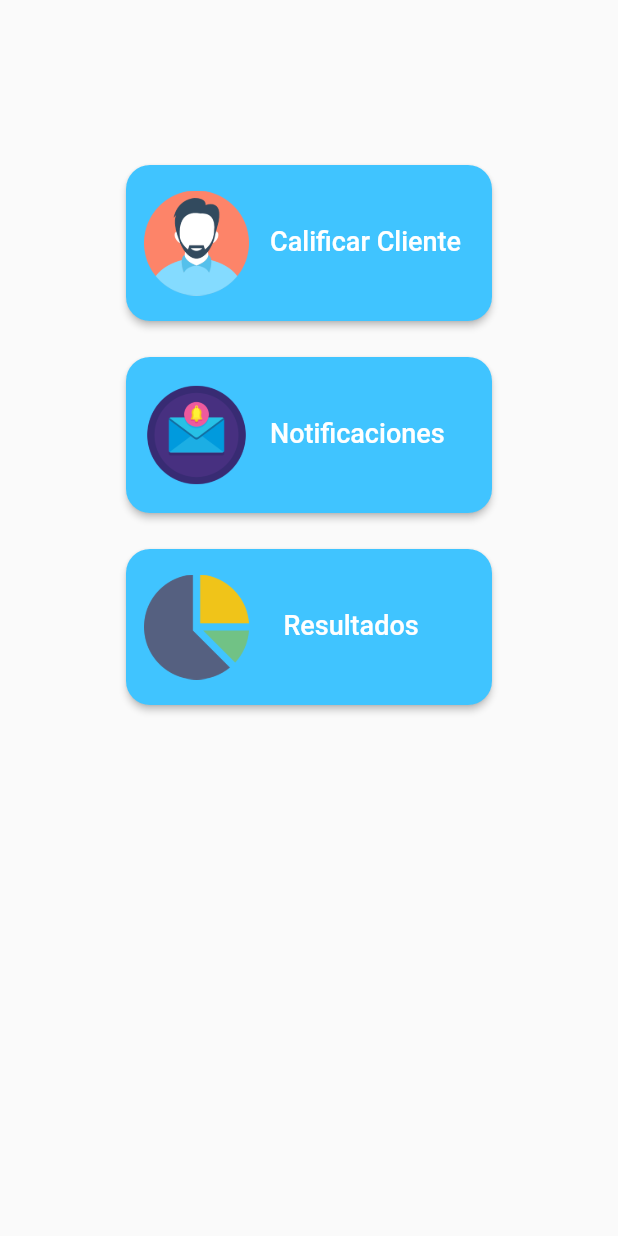
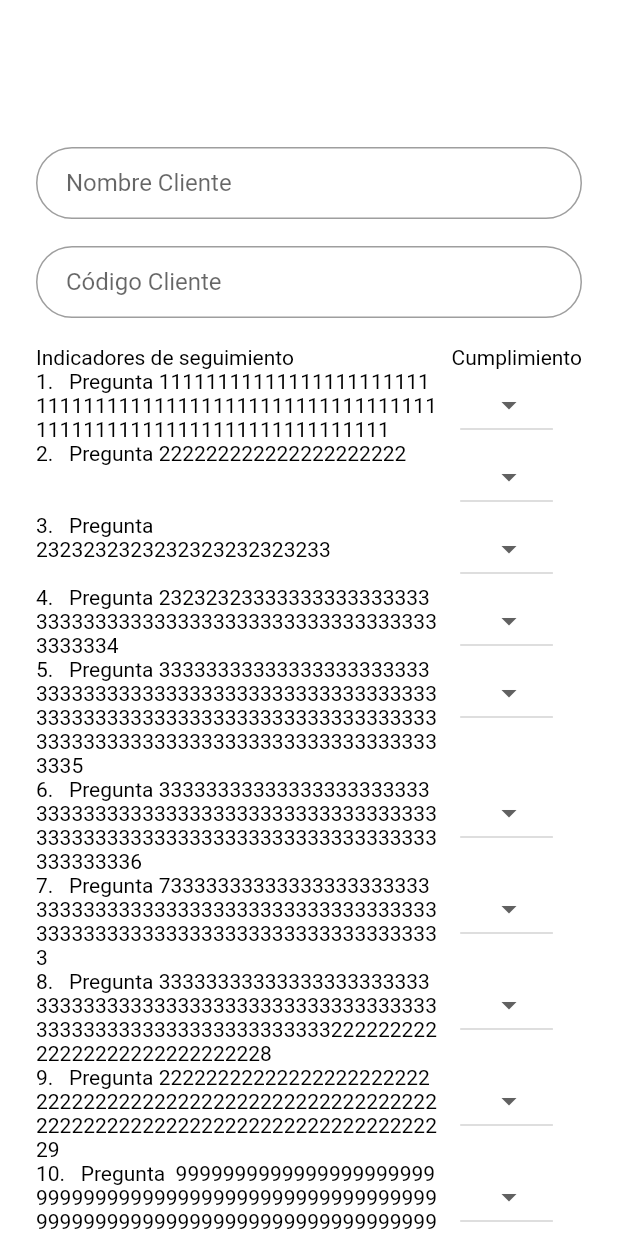
Before and after one commit to famitiendas/DiegoApp, a Flutter app: the Menu screen opened by its route, after a tap on "Calificar Cliente", on a phone screen of 412 x 824 dp. Run offline on Flutter 3.47's test engine with Material 2 defaults, Android fonts, the phone set to English and light mode, and no system bars.

Commit message:
calificar cliente

```diff
--- /dev/null
+++ b/lib/com/famitiendas/src/widgets/CalificarCliente.dart
@@ -0,0 +1,212 @@
+import 'package:flutter/material.dart';
+
+class CalificaCliente extends StatefulWidget {
+  CalificaCliente({Key key}) : super(key: key);
+
+  _CalificaClienteState createState() => _CalificaClienteState();
+}
+
+class _CalificaClienteState extends State<CalificaCliente> {
+  final _formKey = GlobalKey<FormState>();
+  bool loginEnabled;
+  bool isVisible;
+  int cantidad = 1;
+  var preguntas = [
+    {
+      "Pregunta":
+          "Pregunta 111111111111111111111111111111111111111111111111111111111111111111111111111111111111111",
+      "valor": ""
+    },
+    {"Pregunta": "Pregunta 222222222222222222222", "valor": ""},
+    {"Pregunta": "Pregunta 2323232323232323232323233", "valor": ""},
+    {
+      "Pregunta":
+          "Pregunta 2323232333333333333333333333333333333333333333333333333333333334",
+      "valor": ""
+    },
+    {
+      "Pregunta":
+          "Pregunta 333333333333333333333333333333333333333333333333333333333333333333333333333333333333333333333333333333333333333333333333333333335",
+      "valor": ""
+    },
+    {
+      "Pregunta":
+          "Pregunta 3333333333333333333333333333333333333333333333333333333333333333333333333333333333333333333333333336",
+      "valor": ""
+    },
+    {
+      "Pregunta":
+          "Pregunta 73333333333333333333333333333333333333333333333333333333333333333333333333333333333333333333",
+      "valor": ""
+    },
+    {
+      "Pregunta":
+          "Pregunta 333333333333333333333333333333333333333333333333333333333333333333333333333333333322222222222222222222222222228",
+      "valor": ""
+    },
+    {
+      "Pregunta":
+          "Pregunta 222222222222222222222222222222222222222222222222222222222222222222222222222222222222222222229",
+      "valor": ""
+    },
+    {
+      "Pregunta":
+          "Pregunta  99999999999999999999999999999999999999999999999999999999999999999999999999999999999999999999999999999999999999999910",
+      "valor": ""
+    }
+  ];
+  var opciones = ["Si", "No"];
+
+  BuildContext contexto;
+  TextEditingController _phoneNumber = new TextEditingController();
+  @override
+  Widget build(BuildContext context) {
+    contexto = context;
+    void loguearse() async {
+      print('Hola mundo');
+      Navigator.of(contexto)
+          .pushReplacement(MaterialPageRoute(builder: (contexto) {
+        return new CalificaCliente();
+      }));
+    }
+
+    final number = TextFormField(
+      keyboardType: TextInputType.text,
+      autofocus: false,
+      enabled: loginEnabled != null ? loginEnabled : true,
+      controller: _phoneNumber,
+      decoration: InputDecoration(
+        hintText: 'Nombre Cliente',
+        contentPadding: EdgeInsets.fromLTRB(20.0, 10.0, 20.0, 10.0),
+        border: OutlineInputBorder(borderRadius: BorderRadius.circular(32.0)),
+      ),
+    );
+    final password = Visibility(
+      //  visible: isVisible != null ? isVisible : true,
+      child: TextFormField(
+        autofocus: false,
+        obscureText: true,
+        //    controller: _passw,
+        decoration: InputDecoration(
+          hintText: 'Código Cliente',
+          contentPadding: EdgeInsets.fromLTRB(20.0, 10.0, 20.0, 10.0),
+          border: OutlineInputBorder(
+            borderRadius: BorderRadius.circular(32.0),
+          ),
+        ),
+      ),
+    );
+    final loginButton = Padding(
+      padding: EdgeInsets.symmetric(vertical: 16.0),
+      child: RaisedButton(
+        shape: RoundedRectangleBorder(
+          borderRadius: BorderRadius.circular(24),
+        ),
+        onPressed: () {
+          loguearse();
+        },
+        padding: EdgeInsets.all(12),
+        color: Colors.lightBlueAccent,
+        child: Text('Entrar', style: TextStyle(color: Colors.white)),
+      ),
+    );
+    final headerOptions = Row(
+      crossAxisAlignment: CrossAxisAlignment.start,
+      children: <Widget>[
+        Expanded(
+          child: Text("Indicadores de seguimiento",
+              style: TextStyle(color: Colors.black)),
+        ),
+        Expanded(
+            child: Text(
+          "Cumplimiento",
+          style: TextStyle(color: Colors.black),
+          textAlign: TextAlign.end,
+        )),
+      ],
+    );
+    final cumplimiento = "";
+    final listadoOpciones = ListView.builder(
+        itemCount: preguntas.length,
+        shrinkWrap: preguntas.length > 0,
+        itemBuilder: (BuildContext context, int index) {
+          return Container(
+              width: MediaQuery.of(context).size.width * 0.95,
+              child: Row(
+                crossAxisAlignment: CrossAxisAlignment.start,
+                children: <Widget>[
+                  Container(
+                    width: MediaQuery.of(context).size.width*0.65,
+                    child: Text(
+                      "${index + 1}.   ${preguntas[index]["Pregunta"]}",
+                      style: TextStyle(color: Colors.black),
+                      textAlign: TextAlign.start,
+                    ),
+                  ),
+                  SizedBox(width: 15,),
+                  Container(
+                     width: MediaQuery.of(context).size.width*0.15,
+                      child: DropdownButton(
+                    hint: new Text(
+                      "${preguntas[index]["valor"]}",
+                      style: TextStyle(fontSize: 16.0),
+                    ),
+                    items: opciones
+                        .map((String value) => new DropdownMenuItem<String>(
+                              value: value,
+                              child: new Text(
+                                value,
+                                overflow: TextOverflow.fade,
+                                style: TextStyle(fontSize: 16),
+                                textAlign: TextAlign.start,
+                              ),
+                            ))
+                        .toList(),
+                    onChanged: (String newValue) {
+                      setState(() {
+                        preguntas[index]["valor"]=newValue;
+                        //value = newValue;
+                        //bank = newValue;
+                      });
+                    },
+                  )),
+                ],
+              ));
+        });
+
+    return Scaffold(
+      backgroundColor: Colors.white,
+      body: Form(
+        key: _formKey,
+        child: ListView(
+          shrinkWrap: true,
+          padding: EdgeInsets.only(left: 24.0, right: 24.0),
+          children: <Widget>[
+            SizedBox(
+              height: 98.0,
+            ),
+            new Center(
+              child: new Column(
+                children: <Widget>[
+                  number,
+                  SizedBox(height: 18.0),
+                  password,
+                  SizedBox(
+                    height: 18.0,
+                  ),
+                  headerOptions,
+                  listadoOpciones,
+                  SizedBox(height: 5),
+                  loginButton
+                ],
+              ),
+            ),
+            SizedBox(
+              height: 98.0,
+            ),
+          ],
+        ),
+      ),
+    );
+  }
+}
--- a/lib/com/famitiendas/src/widgets/menu.dart
+++ b/lib/com/famitiendas/src/widgets/menu.dart
@@ -1,4 +1,5 @@
 import 'package:flutter/material.dart';
+import 'CalificarCliente.dart';
 
 class Menu extends StatefulWidget {
   static String tag = 'Menu';
@@ -17,13 +18,20 @@ class Menu extends StatefulWidget {
 class _MenuState extends State<Menu> {
   @override
   Widget build(BuildContext context) {
+    void rediretClient() async {
+    print('Hola mundo rediretClient');
+    Navigator.of(context)
+        .pushReplacement(MaterialPageRoute(builder: (contexto) {
+      return new CalificaCliente();
+    }));
+  }
     final calificarClientew = Padding(
       padding: EdgeInsets.symmetric(vertical: 12.0),
       child: RaisedButton(
           shape: new RoundedRectangleBorder(
               borderRadius: new BorderRadius.circular(16.0)),
           onPressed: () {
-            // loguearse();
+            rediretClient();
           },
           padding: EdgeInsets.all(12),
           color: Colors.lightBlueAccent,
--- a/lib/main.dart
+++ b/lib/main.dart
@@ -18,6 +18,7 @@ Menu.tag : (context) => Menu(),
   Widget build(BuildContext context) {
     return MaterialApp(
       title: 'Famitiendas SC',
+      debugShowCheckedModeBanner: false,
       theme: ThemeData(
         primarySwatch: Colors.blue,
       ),
```
Also changed, not shown: lib/com/famitiendas/src/widgets/login_screen.dart (+20 -18 lines), 1 other file.
